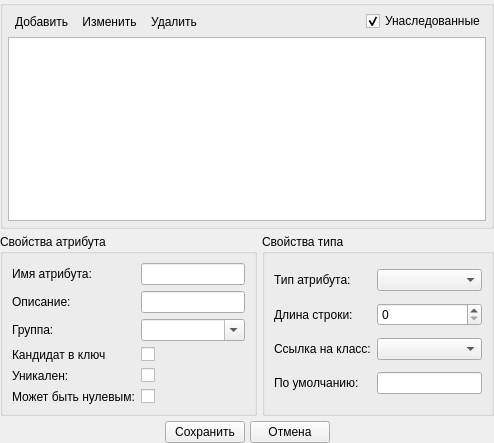
Old version of the form src/plugins/modeleride/attrwidget.ui in the repository rdnvndr/raindrop.
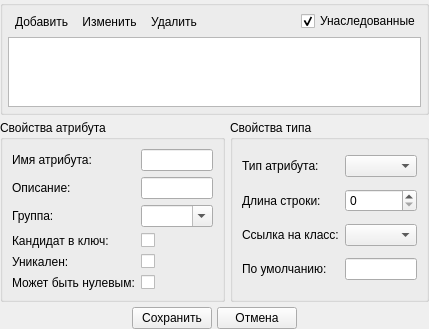
New version of the form. Icons and pictures are not drawn. Custom widgets are drawn as their Qt base class.

```diff
--- a/src/plugins/modeleride/attrwidget.ui
+++ b/src/plugins/modeleride/attrwidget.ui
@@ -6,8 +6,8 @@
    <rect>
     <x>0</x>
     <y>0</y>
-    <width>494</width>
-    <height>443</height>
+    <width>414</width>
+    <height>305</height>
    </rect>
   </property>
   <property name="windowTitle">
@@ -174,7 +174,7 @@
         <item row="3" column="0">
          <widget class="QLabel" name="labelIsCandidateKey">
           <property name="text">
-           <string>Кандидат в ключ</string>
+           <string>Кандидат в ключ:</string>
           </property>
          </widget>
         </item>
```
